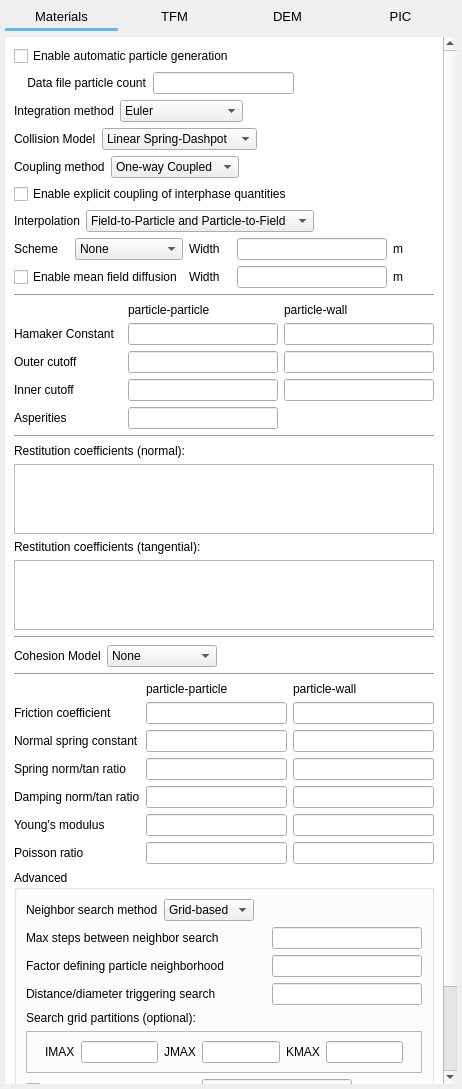
The window that gui/uifiles/solids.ui (truongd8593/mfix) describes before a commit, drawn with Qt 5.
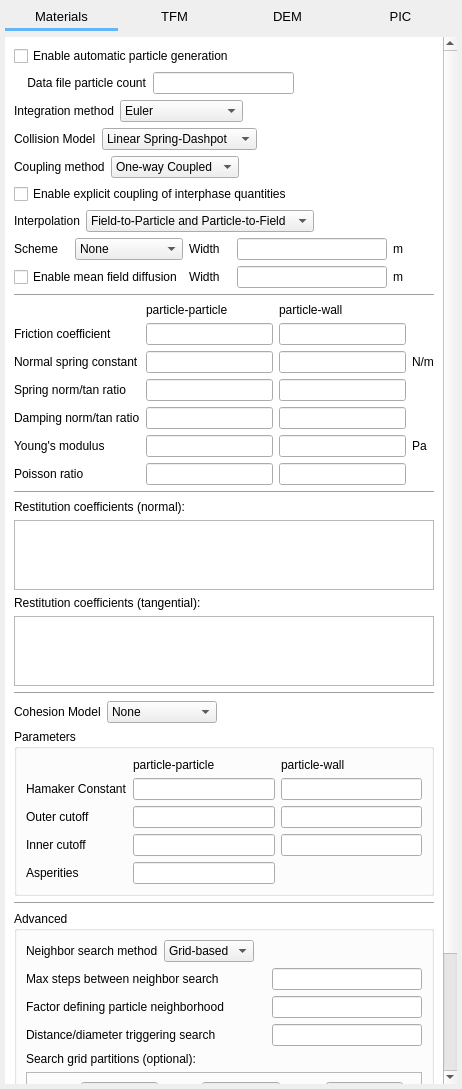
The same window after the commit. The open tabs and pages were chosen to show the change. Custom widgets are drawn as their Qt base class.

Commit message: more layout of DEM tab, add some units

```diff
--- a/gui/uifiles/solids.ui
+++ b/gui/uifiles/solids.ui
@@ -1639,9 +1639,9 @@
           <property name="geometry">
            <rect>
             <x>0</x>
-            <y>0</y>
-            <width>344</width>
-            <height>1261</height>
+            <y>-254</y>
+            <width>433</width>
+            <height>1297</height>
            </rect>
           </property>
           <property name="autoFillBackground">
@@ -1990,257 +1990,6 @@
              </property>
             </widget>
            </item>
-           <item>
-            <layout class="QGridLayout" name="gridLayout_72">
-             <item row="2" column="2">
-              <widget class="LineEdit" name="lineedit_keyword_wall_vdw_outer_cutoff">
-               <property name="maximumSize">
-                <size>
-                 <width>150</width>
-                 <height>16777215</height>
-                </size>
-               </property>
-              </widget>
-             </item>
-             <item row="0" column="2">
-              <widget class="QLabel" name="label_206">
-               <property name="text">
-                <string>particle-wall</string>
-               </property>
-              </widget>
-             </item>
-             <item row="1" column="0">
-              <widget class="QLabel" name="label_207">
-               <property name="text">
-                <string>Hamaker Constant</string>
-               </property>
-              </widget>
-             </item>
-             <item row="2" column="1">
-              <widget class="LineEdit" name="lineedit_keyword_vdw_outer_cutoff">
-               <property name="maximumSize">
-                <size>
-                 <width>150</width>
-                 <height>16777215</height>
-                </size>
-               </property>
-              </widget>
-             </item>
-             <item row="1" column="1">
-              <widget class="LineEdit" name="lineedit_keyword_hamaker_constant">
-               <property name="maximumSize">
-                <size>
-                 <width>150</width>
-                 <height>16777215</height>
-                </size>
-               </property>
-              </widget>
-             </item>
-             <item row="0" column="1">
-              <widget class="QLabel" name="label_208">
-               <property name="text">
-                <string>particle-particle</string>
-               </property>
-              </widget>
-             </item>
-             <item row="2" column="0">
-              <widget class="QLabel" name="label_209">
-               <property name="text">
-                <string>Outer cutoff</string>
-               </property>
-              </widget>
-             </item>
-             <item row="1" column="2">
-              <widget class="LineEdit" name="lineedit_keyword_wall_hamaker_constant">
-               <property name="maximumSize">
-                <size>
-                 <width>150</width>
-                 <height>16777215</height>
-                </size>
-               </property>
-              </widget>
-             </item>
-             <item row="3" column="0">
-              <widget class="QLabel" name="label_210">
-               <property name="text">
-                <string>Inner cutoff</string>
-               </property>
-              </widget>
-             </item>
-             <item row="4" column="0">
-              <widget class="QLabel" name="label_211">
-               <property name="text">
-                <string>Asperities</string>
-               </property>
-              </widget>
-             </item>
-             <item row="3" column="1">
-              <widget class="LineEdit" name="lineedit_keyword_vdw_inner_cutoff">
-               <property name="maximumSize">
-                <size>
-                 <width>150</width>
-                 <height>16777215</height>
-                </size>
-               </property>
-              </widget>
-             </item>
-             <item row="3" column="2">
-              <widget class="LineEdit" name="lineedit_keyword_wall_vdw_inner_cutoff">
-               <property name="maximumSize">
-                <size>
-                 <width>150</width>
-                 <height>16777215</height>
-                </size>
-               </property>
-              </widget>
-             </item>
-             <item row="4" column="1">
-              <widget class="LineEdit" name="lineedit_keyword_asperities">
-               <property name="maximumSize">
-                <size>
-                 <width>150</width>
-                 <height>16777215</height>
-                </size>
-               </property>
-              </widget>
-             </item>
-            </layout>
-           </item>
-           <item>
-            <widget class="Line" name="line">
-             <property name="orientation">
-              <enum>Qt::Horizontal</enum>
-             </property>
-            </widget>
-           </item>
-           <item>
-            <widget class="QLabel" name="label_des_en_input">
-             <property name="text">
-              <string>Restitution coefficients (normal):</string>
-             </property>
-            </widget>
-           </item>
-           <item>
-            <widget class="QTableWidget" name="tablewidget_des_en_input">
-             <property name="sizePolicy">
-              <sizepolicy hsizetype="Expanding" vsizetype="Preferred">
-               <horstretch>0</horstretch>
-               <verstretch>0</verstretch>
-              </sizepolicy>
-             </property>
-             <property name="minimumSize">
-              <size>
-               <width>0</width>
-               <height>0</height>
-              </size>
-             </property>
-             <property name="selectionMode">
-              <enum>QAbstractItemView::NoSelection</enum>
-             </property>
-             <attribute name="horizontalHeaderVisible">
-              <bool>true</bool>
-             </attribute>
-             <attribute name="horizontalHeaderCascadingSectionResizes">
-              <bool>true</bool>
-             </attribute>
-             <attribute name="horizontalHeaderHighlightSections">
-              <bool>false</bool>
-             </attribute>
-             <attribute name="verticalHeaderHighlightSections">
-              <bool>false</bool>
-             </attribute>
-            </widget>
-           </item>
-           <item>
-            <widget class="QLabel" name="label_des_et_input">
-             <property name="text">
-              <string>Restitution coefficients (tangential):</string>
-             </property>
-            </widget>
-           </item>
-           <item>
-            <widget class="QTableWidget" name="tablewidget_des_et_input">
-             <property name="sizePolicy">
-              <sizepolicy hsizetype="Expanding" vsizetype="Preferred">
-               <horstretch>0</horstretch>
-               <verstretch>0</verstretch>
-              </sizepolicy>
-             </property>
-             <property name="minimumSize">
-              <size>
-               <width>0</width>
-               <height>0</height>
-              </size>
-             </property>
-             <property name="selectionMode">
-              <enum>QAbstractItemView::NoSelection</enum>
-             </property>
-             <attribute name="horizontalHeaderVisible">
-              <bool>true</bool>
-             </attribute>
-             <attribute name="horizontalHeaderCascadingSectionResizes">
-              <bool>true</bool>
-             </attribute>
-             <attribute name="horizontalHeaderHighlightSections">
-              <bool>false</bool>
-             </attribute>
-             <attribute name="verticalHeaderHighlightSections">
-              <bool>false</bool>
-             </attribute>
-            </widget>
-           </item>
-           <item>
-            <widget class="Line" name="line_3">
-             <property name="orientation">
-              <enum>Qt::Horizontal</enum>
-             </property>
-            </widget>
-           </item>
-           <item>
-            <layout class="QHBoxLayout" name="horizontalLayout_3">
-             <item>
-              <widget class="QLabel" name="label_212">
-               <property name="text">
-                <string>Cohesion Model</string>
-               </property>
-              </widget>
-             </item>
-             <item>
-              <widget class="ComboBox" name="comboBox_29">
-               <item>
-                <property name="text">
-                 <string>None</string>
-                </property>
-               </item>
-               <item>
-                <property name="text">
-                 <string>Van der Waals</string>
-                </property>
-               </item>
-              </widget>
-             </item>
-             <item>
-              <spacer name="horizontalSpacer_4">
-               <property name="orientation">
-                <enum>Qt::Horizontal</enum>
-               </property>
-               <property name="sizeHint" stdset="0">
-                <size>
-                 <width>40</width>
-                 <height>20</height>
-                </size>
-               </property>
-              </spacer>
-             </item>
-            </layout>
-           </item>
-           <item>
-            <widget class="Line" name="line_4">
-             <property name="orientation">
-              <enum>Qt::Horizontal</enum>
-             </property>
-            </widget>
-           </item>
            <item>
             <layout class="QGridLayout" name="gridLayout_16">
              <item row="0" column="1">
@@ -2311,6 +2060,13 @@
                </property>
               </widget>
              </item>
+             <item row="2" column="3">
+              <widget class="QLabel" name="label_kn_units">
+               <property name="text">
+                <string>N/m</string>
+               </property>
+              </widget>
+             </item>
              <item row="3" column="0">
               <widget class="QLabel" name="label_kt_fac">
                <property name="text">
@@ -2392,6 +2148,13 @@
                </property>
               </widget>
              </item>
+             <item row="5" column="3">
+              <widget class="QLabel" name="label_e_young_units">
+               <property name="text">
+                <string>Pa</string>
+               </property>
+              </widget>
+             </item>
              <item row="6" column="0">
               <widget class="QLabel" name="label_v_poisson">
                <property name="text">
@@ -2421,6 +2184,269 @@
              </item>
             </layout>
            </item>
+           <item>
+            <widget class="Line" name="line">
+             <property name="orientation">
+              <enum>Qt::Horizontal</enum>
+             </property>
+            </widget>
+           </item>
+           <item>
+            <widget class="QLabel" name="label_des_en_input">
+             <property name="text">
+              <string>Restitution coefficients (normal):</string>
+             </property>
+            </widget>
+           </item>
+           <item>
+            <widget class="QTableWidget" name="tablewidget_des_en_input">
+             <property name="sizePolicy">
+              <sizepolicy hsizetype="Expanding" vsizetype="Preferred">
+               <horstretch>0</horstretch>
+               <verstretch>0</verstretch>
+              </sizepolicy>
+             </property>
+             <property name="minimumSize">
+              <size>
+               <width>0</width>
+               <height>0</height>
+              </size>
+             </property>
+             <property name="selectionMode">
+              <enum>QAbstractItemView::NoSelection</enum>
+             </property>
+             <attribute name="horizontalHeaderVisible">
+              <bool>true</bool>
+             </attribute>
+             <attribute name="horizontalHeaderCascadingSectionResizes">
+              <bool>true</bool>
+             </attribute>
+             <attribute name="horizontalHeaderHighlightSections">
+              <bool>false</bool>
+             </attribute>
+             <attribute name="verticalHeaderHighlightSections">
+              <bool>false</bool>
+             </attribute>
+            </widget>
+           </item>
+           <item>
+            <widget class="QLabel" name="label_des_et_input">
+             <property name="text">
+              <string>Restitution coefficients (tangential):</string>
+             </property>
+            </widget>
+           </item>
+           <item>
+            <widget class="QTableWidget" name="tablewidget_des_et_input">
+             <property name="sizePolicy">
+              <sizepolicy hsizetype="Expanding" vsizetype="Preferred">
+               <horstretch>0</horstretch>
+               <verstretch>0</verstretch>
+              </sizepolicy>
+             </property>
+             <property name="minimumSize">
+              <size>
+               <width>0</width>
+               <height>0</height>
+              </size>
+             </property>
+             <property name="selectionMode">
+              <enum>QAbstractItemView::NoSelection</enum>
+             </property>
+             <attribute name="horizontalHeaderVisible">
+              <bool>true</bool>
+             </attribute>
+             <attribute name="horizontalHeaderCascadingSectionResizes">
+              <bool>true</bool>
+             </attribute>
+             <attribute name="horizontalHeaderHighlightSections">
+              <bool>false</bool>
+             </attribute>
+             <attribute name="verticalHeaderHighlightSections">
+              <bool>false</bool>
+             </attribute>
+            </widget>
+           </item>
+           <item>
+            <widget class="Line" name="line_3">
+             <property name="orientation">
+              <enum>Qt::Horizontal</enum>
+             </property>
+            </widget>
+           </item>
+           <item>
+            <layout class="QHBoxLayout" name="horizontalLayout_3">
+             <item>
+              <widget class="QLabel" name="label_212">
+               <property name="text">
+                <string>Cohesion Model</string>
+               </property>
+              </widget>
+             </item>
+             <item>
+              <widget class="ComboBox" name="combobox_cohesion_model">
+               <item>
+                <property name="text">
+                 <string>None</string>
+                </property>
+               </item>
+               <item>
+                <property name="text">
+                 <string>Van der Waals</string>
+                </property>
+               </item>
+              </widget>
+             </item>
+             <item>
+              <spacer name="horizontalSpacer_4">
+               <property name="orientation">
+                <enum>Qt::Horizontal</enum>
+               </property>
+               <property name="sizeHint" stdset="0">
+                <size>
+                 <width>40</width>
+                 <height>20</height>
+                </size>
+               </property>
+              </spacer>
+             </item>
+            </layout>
+           </item>
+           <item>
+            <widget class="QGroupBox" name="groupbox_cohesion_parameters">
+             <property name="title">
+              <string>Parameters</string>
+             </property>
+             <property name="flat">
+              <bool>true</bool>
+             </property>
+             <layout class="QGridLayout" name="gridLayout_18">
+              <item row="0" column="0">
+               <layout class="QGridLayout" name="gridLayout_17">
+                <item row="0" column="1">
+                 <widget class="QLabel" name="label_208">
+                  <property name="text">
+                   <string>particle-particle</string>
+                  </property>
+                 </widget>
+                </item>
+                <item row="0" column="2">
+                 <widget class="QLabel" name="label_206">
+                  <property name="text">
+                   <string>particle-wall</string>
+                  </property>
+                 </widget>
+                </item>
+                <item row="1" column="0">
+                 <widget class="QLabel" name="label_207">
+                  <property name="text">
+                   <string>Hamaker Constant</string>
+                  </property>
+                 </widget>
+                </item>
+                <item row="1" column="1">
+                 <widget class="LineEdit" name="lineedit_keyword_hamaker_constant">
+                  <property name="maximumSize">
+                   <size>
+                    <width>150</width>
+                    <height>16777215</height>
+                   </size>
+                  </property>
+                 </widget>
+                </item>
+                <item row="1" column="2">
+                 <widget class="LineEdit" name="lineedit_keyword_wall_hamaker_constant">
+                  <property name="maximumSize">
+                   <size>
+                    <width>150</width>
+                    <height>16777215</height>
+                   </size>
+                  </property>
+                 </widget>
+                </item>
+                <item row="2" column="0">
+                 <widget class="QLabel" name="label_209">
+                  <property name="text">
+                   <string>Outer cutoff</string>
+                  </property>
+                 </widget>
+                </item>
+                <item row="2" column="1">
+                 <widget class="LineEdit" name="lineedit_keyword_vdw_outer_cutoff">
+                  <property name="maximumSize">
+                   <size>
+                    <width>150</width>
+                    <height>16777215</height>
+                   </size>
+                  </property>
+                 </widget>
+                </item>
+                <item row="2" column="2">
+                 <widget class="LineEdit" name="lineedit_keyword_wall_vdw_outer_cutoff">
+                  <property name="maximumSize">
+                   <size>
+                    <width>150</width>
+                    <height>16777215</height>
+                   </size>
+                  </property>
+                 </widget>
+                </item>
+                <item row="3" column="0">
+                 <widget class="QLabel" name="label_210">
+                  <property name="text">
+                   <string>Inner cutoff</string>
+                  </property>
+                 </widget>
+                </item>
+                <item row="3" column="1">
+                 <widget class="LineEdit" name="lineedit_keyword_vdw_inner_cutoff">
+                  <property name="maximumSize">
+                   <size>
+                    <width>150</width>
+                    <height>16777215</height>
+                   </size>
+                  </property>
+                 </widget>
+                </item>
+                <item row="3" column="2">
+                 <widget class="LineEdit" name="lineedit_keyword_wall_vdw_inner_cutoff">
+                  <property name="maximumSize">
+                   <size>
+                    <width>150</width>
+                    <height>16777215</height>
+                   </size>
+                  </property>
+                 </widget>
+                </item>
+                <item row="4" column="0">
+                 <widget class="QLabel" name="label_211">
+                  <property name="text">
+                   <string>Asperities</string>
+                  </property>
+                 </widget>
+                </item>
+                <item row="4" column="1">
+                 <widget class="LineEdit" name="lineedit_keyword_asperities">
+                  <property name="maximumSize">
+                   <size>
+                    <width>150</width>
+                    <height>16777215</height>
+                   </size>
+                  </property>
+                 </widget>
+                </item>
+               </layout>
+              </item>
+             </layout>
+            </widget>
+           </item>
+           <item>
+            <widget class="Line" name="line_4">
+             <property name="orientation">
+              <enum>Qt::Horizontal</enum>
+             </property>
+            </widget>
+           </item>
            <item>
             <widget class="QGroupBox" name="groupbox_dem_advanced">
              <property name="title">
```
Left out of the diff: 14 changed lines with no effect on the pictures.
